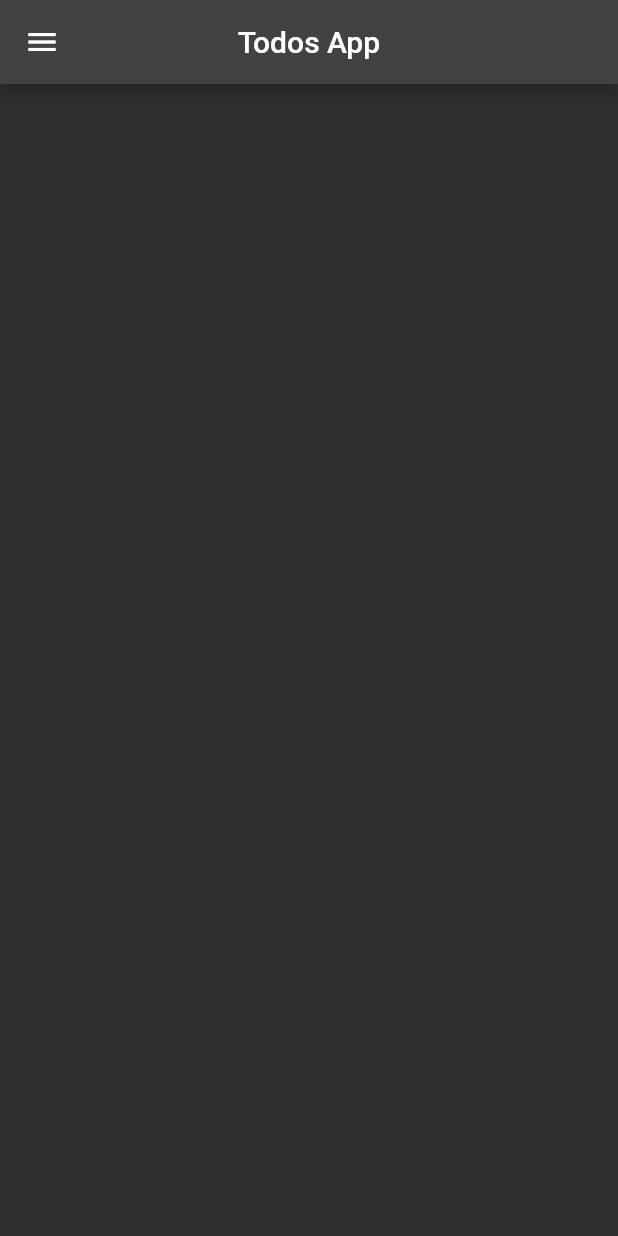
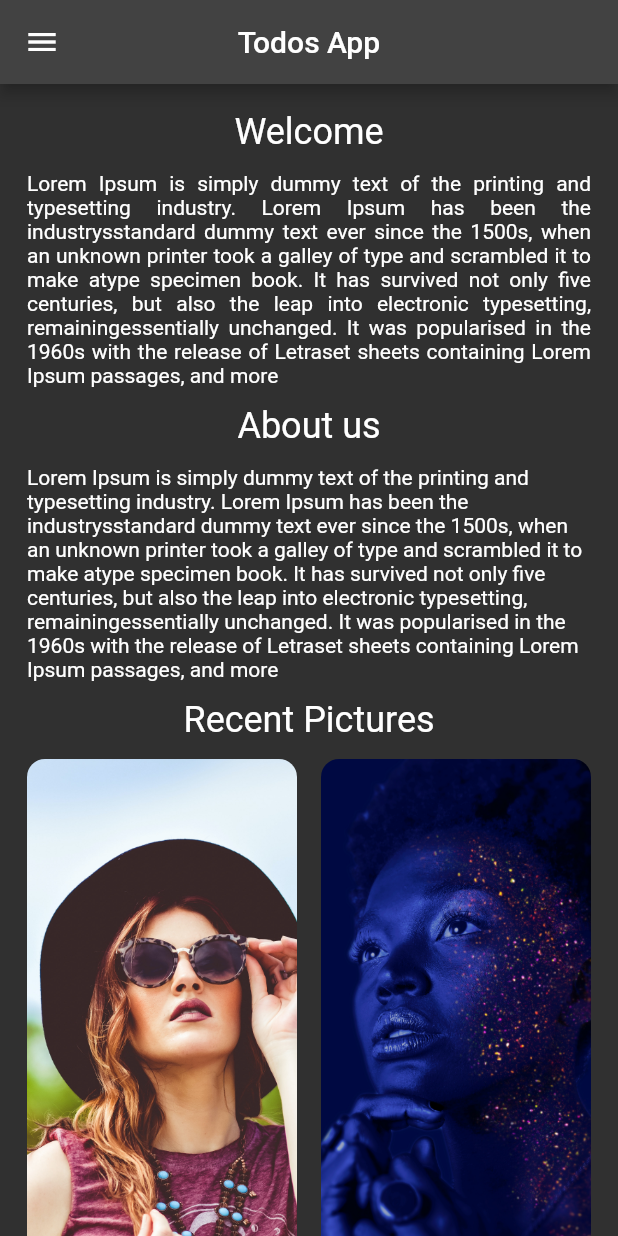
Before and after one commit to Lambertn33/todos_flutter_app, a Flutter app: the screen it shows after launch, on a phone screen of 412 x 824 dp. Run offline on Flutter 3.47's test engine with Material 2 defaults, Android fonts, the phone set to English and light mode, and no system bars; our stand-ins replace flutter_spinkit.

Commit message:
feat: add home page

```diff
--- a/lib/screens/home/homepage.dart
+++ b/lib/screens/home/homepage.dart
@@ -1,4 +1,5 @@
 import 'package:flutter/material.dart';
+import 'package:todos_http_app/helpers/constants.dart';
 import 'package:todos_http_app/screens/reusable/drawer.dart';
 import 'package:todos_http_app/screens/todos/index.dart';
 
@@ -19,8 +20,128 @@ class _HomePageState extends State<HomePage> {
   @override
   Widget build(BuildContext context) {
     return Scaffold(
-      appBar: AppBar(title: const Text('Todos App'), centerTitle: true,),
-      drawer: mainDrawer(context),
-    );
+        appBar: AppBar(
+          title: const Text('Todos App'),
+          centerTitle: true,
+        ),
+        drawer: mainDrawer(context),
+        body: SingleChildScrollView(
+          child: Padding(
+            padding: const EdgeInsets.all(18.0),
+            child: Column(
+              crossAxisAlignment: CrossAxisAlignment.center,
+              children: [
+                const Text(
+                  'Welcome',
+                  style: TextStyle(fontSize: 24),
+                ),
+                const SizedBox(
+                  height: 12,
+                ),
+                const Text(
+                  'Lorem Ipsum is simply dummy text of the printing and typesetting industry. Lorem Ipsum has been the industrys'
+                  'standard dummy text ever since the 1500s, when an unknown printer took a galley of type and scrambled it to make a'
+                  'type specimen book. It has survived not only five centuries, but also the leap into electronic typesetting, remaining'
+                  'essentially unchanged. It was popularised in the 1960s with the release of Letraset sheets containing Lorem Ipsum passages, and more',
+                  textAlign: TextAlign.justify,
+                ),
+                const SizedBox(
+                  height: 12,
+                ),
+                const Text(
+                  'About us',
+                  style: TextStyle(fontSize: 24),
+                ),
+                const SizedBox(
+                  height: 12,
+                ),
+                const Text(
+                    'Lorem Ipsum is simply dummy text of the printing and typesetting industry. Lorem Ipsum has been the industrys'
+                    'standard dummy text ever since the 1500s, when an unknown printer took a galley of type and scrambled it to make a'
+                    'type specimen book. It has survived not only five centuries, but also the leap into electronic typesetting, remaining'
+                    'essentially unchanged. It was popularised in the 1960s with the release of Letraset sheets containing Lorem Ipsum passages, and more'),
+                const SizedBox(
+                  height: 12,
+                ),
+                const Text(
+                  'Recent Pictures',
+                  style: TextStyle(fontSize: 24),
+                ),
+                const SizedBox(
+                  height: 12,
+                ),
+                Row(
+                  children: [
+                    Expanded(
+                      flex: 1,
+                      child: Column(
+                        children: [
+                          Container(
+                            height: 350,
+                            width: 200,
+                            decoration: BoxDecoration(
+                              borderRadius: BorderRadius.circular(12.0),
+                              image: DecorationImage(image: AssetImage('${Constants.imagesUrl}/fashion_3.jpg'), fit: BoxFit.cover)
+                            ),
+                          ),
+                        ],
+                      ),
+                    ),
+                    const SizedBox(width: 16,),
+                    Expanded(
+                      flex: 1,
+                      child: Column(
+                        children: [
+                          Container(
+                            height: 350,
+                            width: 200,
+                            decoration: BoxDecoration(
+                              borderRadius: BorderRadius.circular(12.0),
+                              image: DecorationImage(image: AssetImage('${Constants.imagesUrl}/fashion_5.jpg'), fit: BoxFit.cover)
+                            ),
+                          ),
+                        ],
+                      ),
+                    ),
+                  ],
+                ),
+                const SizedBox(height: 12,),
+                const Text(
+                  'Contact us',
+                  style: TextStyle(fontSize: 24),
+                ),
+                const SizedBox(height: 12,),
+                Row(
+                  children: [
+                    Expanded(
+                      flex: 1,
+                      child: Column(
+                        children: const [
+                          Text('lamb@gmail.com'),
+                          SizedBox(height: 4,),
+                          Text('+250700000000')
+                        ],
+                      ),
+                    ),
+                    const SizedBox(width: 16,),
+                    Expanded(
+                      flex: 1,
+                      child: Row(
+                        mainAxisAlignment: MainAxisAlignment.spaceBetween,
+                        children: const [
+                          Icon(Icons.home),
+                          Icon(Icons.zoom_in),
+                          Icon(Icons.add_alert),
+                          Icon(Icons.adjust_rounded),
+                          Icon(Icons.wifi_tethering),
+                        ],
+                      ),
+                    ),
+                  ],
+                ),
+              ],
+            ),
+          ),
+        ));
   }
 }
```
Also changed, not shown: assets/images/fashion_3.jpg (added), assets/images/fashion_5.jpg (added).
